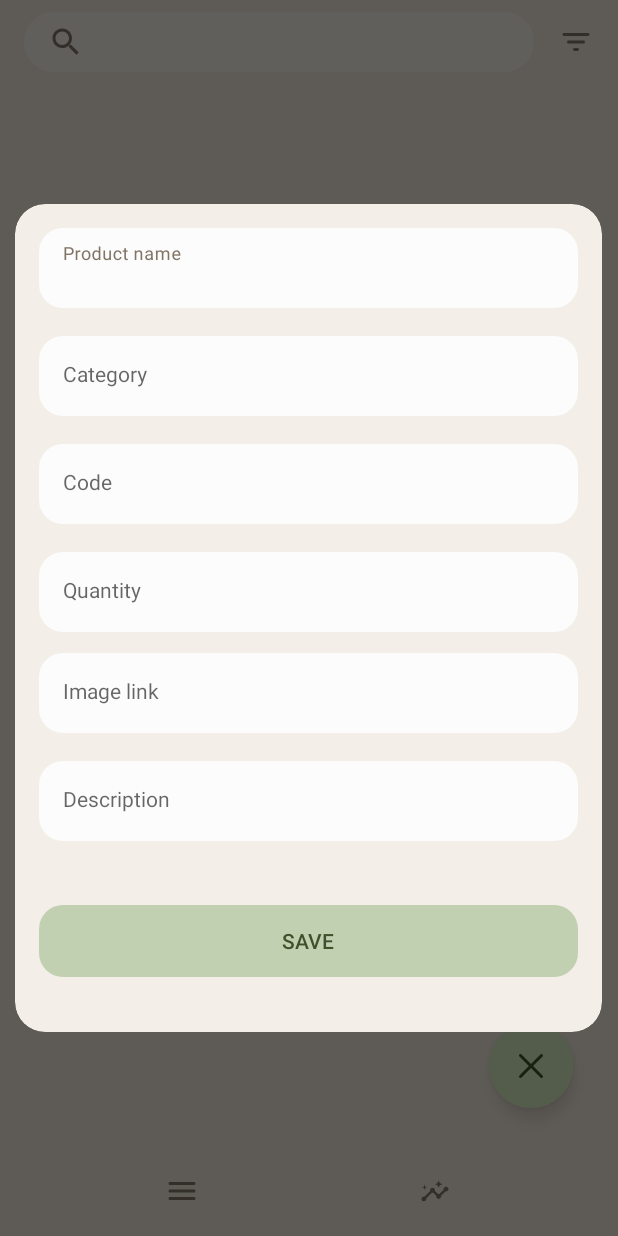
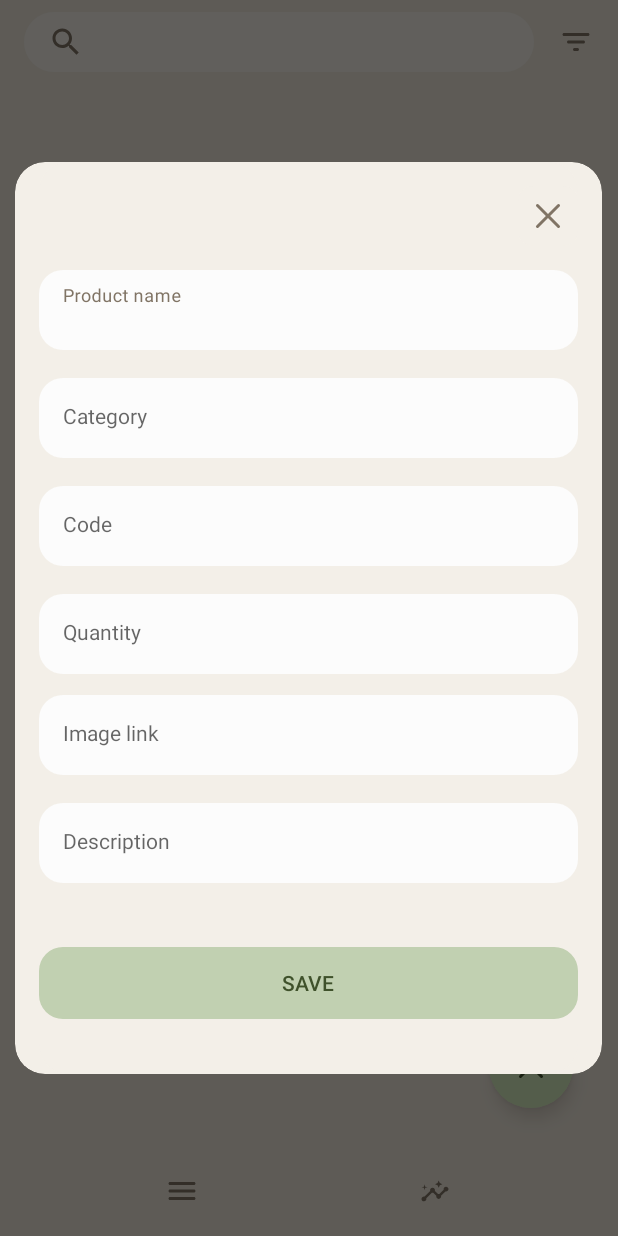
Before and after one commit to Anna-Monica-Reinhard/-, an Android app: the screen it shows after launch (MainActivity), after a tap on "PRODUCT", on a phone screen of 412 x 824 dp. Run offline under Robolectric (Android 15) with nearby library versions, the phone set to English and light mode, and no system bars; our stand-ins replace Room's generated code, navigation-ui; pictures from the network do not load; 1 other tap on this screen came first.

Commit message:
fix: alert dialogs))))00

```diff
--- a/app/src/main/java/com/mkvsk/warehousewizard/ui/util/CustomAlertDialogBuilder.java
+++ b/app/src/main/java/com/mkvsk/warehousewizard/ui/util/CustomAlertDialogBuilder.java
@@ -38,7 +38,7 @@ public final class CustomAlertDialogBuilder {
         final TextView tvQty = dialogView.findViewById(R.id.tvQty);
         final ImageButton btnPlus = dialogView.findViewById(R.id.btnPlus);
         final ImageButton btnMinus = dialogView.findViewById(R.id.btnMinus);
-        final ImageButton btnClose = dialogView.findViewById(R.id.btnClose);
+        final ImageButton btnClose = dialogView.findViewById(R.id.btnCloseFullInfo);
         final ImageView ivImage = dialogView.findViewById(R.id.ivImage);
 
         tvName.setText(product.getTitle());
@@ -98,6 +98,7 @@ public final class CustomAlertDialogBuilder {
 //        final TextInputEditText tvDescription = dialogView.findViewById(R.id.et_add_product_description);
 //        final TextInputEditText tvAvailability = dialogView.findViewById(R.id.tv_add_product_availability);
         final AppCompatButton btnSave = dialogView.findViewById(R.id.btn_save_product);
+        final ImageButton btnClose = dialogView.findViewById(R.id.btnCloseNewProduct);
 
         dialog.setCancelable(false);
         AlertDialog alertDialog = dialog.create();
@@ -133,8 +134,9 @@ public final class CustomAlertDialogBuilder {
         btnSave.setOnClickListener(v -> {
 //            listener.onSaveNewData();
             alertDialog.dismiss();
-            Toast.makeText(context, "Product added", Toast.LENGTH_SHORT).show();
         });
+
+        btnClose.setOnClickListener(v -> alertDialog.dismiss());
         Objects.requireNonNull(alertDialog.getWindow())
                 .setBackgroundDrawable(context.getDrawable(R.drawable.alert_dialog_bgr));
         return alertDialog;
@@ -148,6 +150,7 @@ public final class CustomAlertDialogBuilder {
 
         final TextInputEditText tvName = dialogView.findViewById(R.id.et_add_category_title);
         final AppCompatButton btnSave = dialogView.findViewById(R.id.btn_save_category);
+        final ImageButton btnClose = dialogView.findViewById(R.id.btnCloseNewCategory);
 
         dialog.setCancelable(false);
         AlertDialog alertDialog = dialog.create();
@@ -172,6 +175,7 @@ public final class CustomAlertDialogBuilder {
             alertDialog.dismiss();
             Toast.makeText(context, "Category added", Toast.LENGTH_SHORT).show();
         });
+        btnClose.setOnClickListener(v -> alertDialog.dismiss());
         Objects.requireNonNull(alertDialog.getWindow())
                 .setBackgroundDrawable(context.getDrawable(R.drawable.alert_dialog_bgr));
         return alertDialog;
--- a/app/src/main/java/com/mkvsk/warehousewizard/ui/view/ProductsFragment.java
+++ b/app/src/main/java/com/mkvsk/warehousewizard/ui/view/ProductsFragment.java
@@ -163,6 +163,7 @@ public class ProductsFragment extends Fragment implements OnCategoryClickListene
         Product newProduct = new Product();
         CustomAlertDialogBuilder.cardAddNewProduct(this.requireContext(), newProduct, () -> {
 //                productViewModel.insert(newProduct);
+            Toast.makeText(getContext(), "Product added", Toast.LENGTH_SHORT).show();
         }).show();
     }
 
--- a/app/src/main/res/drawable/ic_close.xml
+++ b/app/src/main/res/drawable/ic_close.xml
@@ -4,6 +4,6 @@
     android:viewportWidth="24"
     android:viewportHeight="24">
   <path
-      android:fillColor="#FF000000"
+      android:fillColor="@color/theme_ic_color"
       android:pathData="M4.99,3.99A1,1 0,0 0,4.293 5.707L10.586,12L4.293,18.293A1,1 0,1 0,5.707 19.707L12,13.414L18.293,19.707A1,1 0,1 0,19.707 18.293L13.414,12L19.707,5.707A1,1 0,0 0,18.98 3.99A1,1 0,0 0,18.293 4.293L12,10.586L5.707,4.293A1,1 0,0 0,4.99 3.99z"/>
 </vector>
--- a/app/src/main/res/layout/dialog_create_product.xml
+++ b/app/src/main/res/layout/dialog_create_product.xml
@@ -10,14 +10,13 @@
     android:paddingVertical="16dp"
     android:showDividers="middle">
 
-    <!--    <LinearLayout-->
-    <!--        android:id="@+id/ll"-->
-    <!--        android:layout_width="match_parent"-->
-    <!--        android:layout_height="wrap_content"-->
-    <!--        android:divider="@drawable/empty_tall_divider"-->
-    <!--        android:orientation="vertical"-->
-    <!--        android:padding="24dp"-->
-    <!--        android:showDividers="middle">-->
+    <ImageButton
+        android:id="@+id/btnCloseNewProduct"
+        android:layout_width="40dp"
+        android:layout_height="40dp"
+        android:layout_gravity="end"
+        android:background="@drawable/round_corner_rect"
+        android:src="@drawable/ic_close" />
 
     <com.google.android.material.textfield.TextInputLayout
         android:id="@+id/text_layout_add_product"
@@ -144,6 +143,4 @@
         android:text="save"
         android:textColor="@color/text_on_btn_color" />
 
-    <!--    </LinearLayout>-->
-
 </LinearLayout>
--- a/app/src/main/res/layout/dialog_full_product_info.xml
+++ b/app/src/main/res/layout/dialog_full_product_info.xml
@@ -131,7 +131,7 @@
         tools:text="available in online shop" />
 
     <ImageButton
-        android:id="@+id/btnClose"
+        android:id="@+id/btnCloseFullInfo"
         android:layout_width="40dp"
         android:layout_height="40dp"
         android:layout_margin="8dp"
@@ -149,7 +149,7 @@
         android:background="@drawable/round_corner_rect"
         android:padding="8dp"
         android:src="@drawable/ic_dismiss"
-        app:layout_constraintRight_toLeftOf="@id/btnClose"
+        app:layout_constraintRight_toLeftOf="@id/btnCloseFullInfo"
         app:layout_constraintTop_toTopOf="@id/ivImage" />
 
 </androidx.constraintlayout.widget.ConstraintLayout>
```
Also changed, not shown: app/src/main/res/layout/dialog_create_category.xml (+11 -4 lines).
